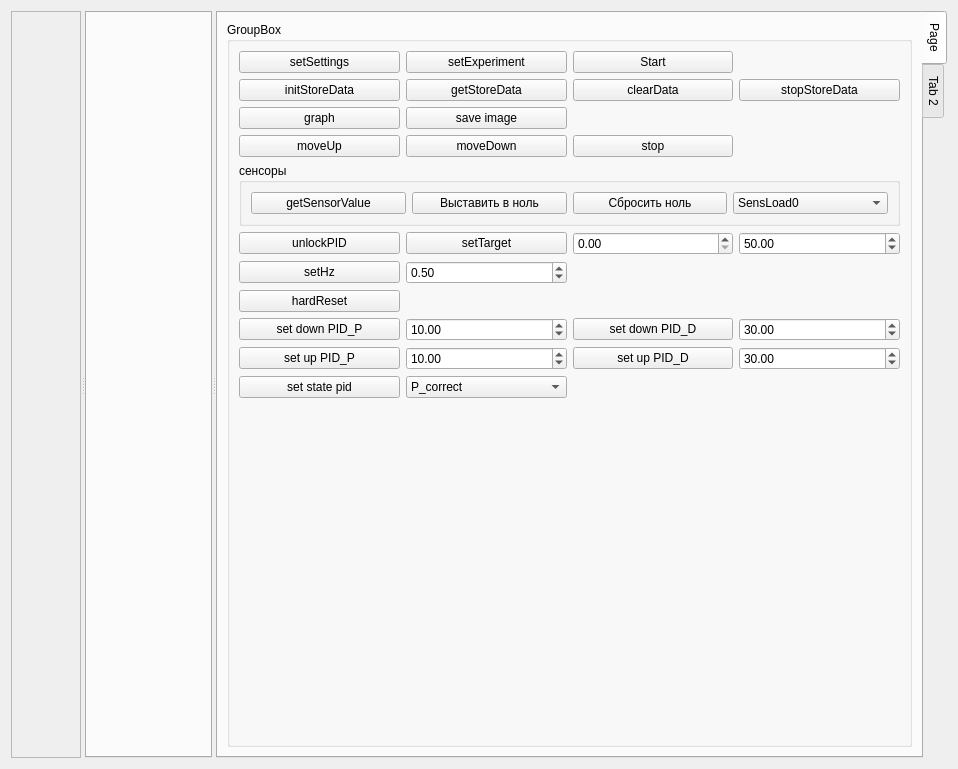
Old version of the form pg-liga/experimentview.ui in the repository predbannikov/pg-liga.
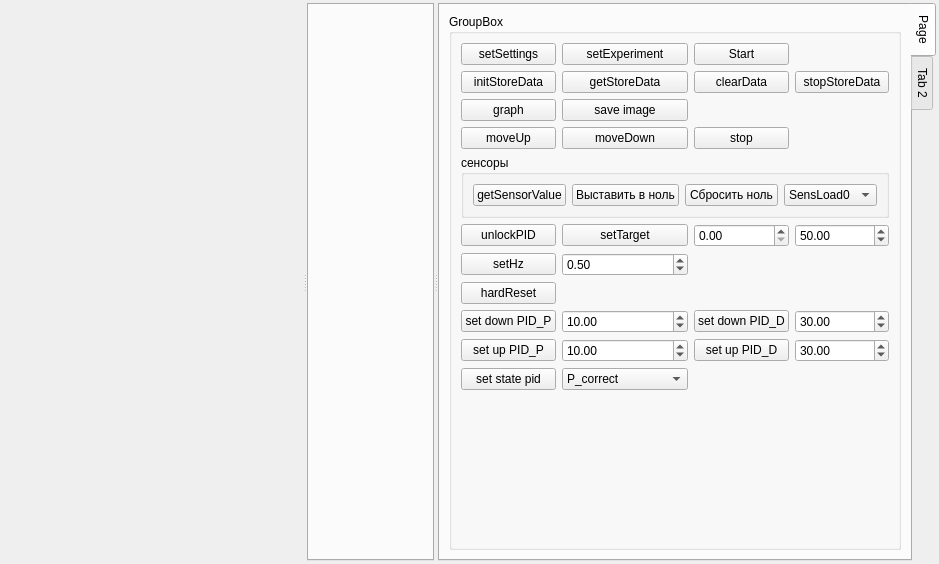
New version of the form.

Patch:
```diff
--- a/pg-liga/experimentview.ui
+++ b/pg-liga/experimentview.ui
@@ -6,20 +6,53 @@
    <rect>
     <x>0</x>
     <y>0</y>
-    <width>958</width>
-    <height>769</height>
+    <width>929</width>
+    <height>564</height>
    </rect>
   </property>
   <property name="windowTitle">
    <string>Form</string>
   </property>
   <layout class="QGridLayout" name="gridLayout">
+   <property name="leftMargin">
+    <number>3</number>
+   </property>
+   <property name="topMargin">
+    <number>3</number>
+   </property>
+   <property name="rightMargin">
+    <number>3</number>
+   </property>
+   <property name="bottomMargin">
+    <number>3</number>
+   </property>
+   <property name="spacing">
+    <number>1</number>
+   </property>
    <item row="0" column="0">
     <widget class="QSplitter" name="splitter">
+     <property name="lineWidth">
+      <number>0</number>
+     </property>
      <property name="orientation">
       <enum>Qt::Horizontal</enum>
      </property>
      <widget class="QScrollArea" name="scrollArea">
+      <property name="minimumSize">
+       <size>
+        <width>300</width>
+        <height>0</height>
+       </size>
+      </property>
+      <property name="frameShape">
+       <enum>QFrame::NoFrame</enum>
+      </property>
+      <property name="frameShadow">
+       <enum>QFrame::Plain</enum>
+      </property>
+      <property name="lineWidth">
+       <number>0</number>
+      </property>
       <property name="widgetResizable">
        <bool>true</bool>
       </property>
@@ -28,11 +61,27 @@
         <rect>
          <x>0</x>
          <y>0</y>
-         <width>69</width>
-         <height>749</height>
+         <width>300</width>
+         <height>558</height>
         </rect>
        </property>
-       <layout class="QVBoxLayout" name="verticalLayout"/>
+       <layout class="QVBoxLayout" name="verticalLayout">
+        <property name="spacing">
+         <number>0</number>
+        </property>
+        <property name="leftMargin">
+         <number>0</number>
+        </property>
+        <property name="topMargin">
+         <number>0</number>
+        </property>
+        <property name="rightMargin">
+         <number>0</number>
+        </property>
+        <property name="bottomMargin">
+         <number>0</number>
+        </property>
+       </layout>
       </widget>
      </widget>
      <widget class="QTabWidget" name="tabGraphics">
```
